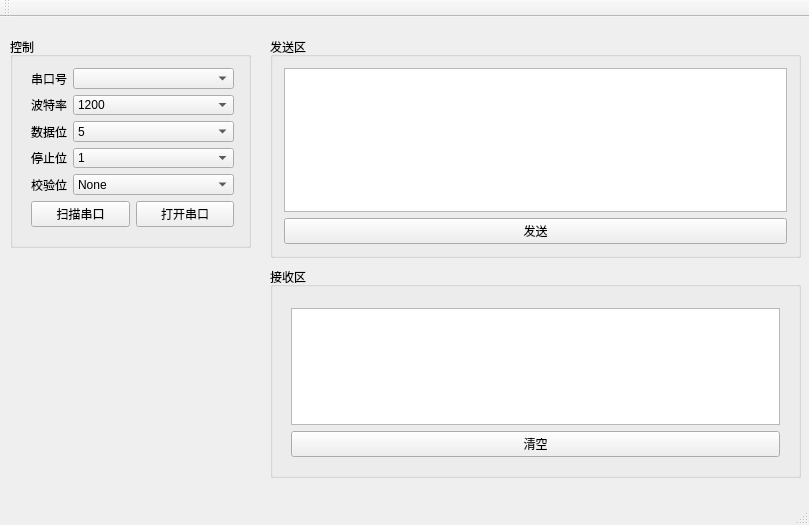
Above: mainwindow.ui from Karybdis/serialport before the change. Below: the same form after it.
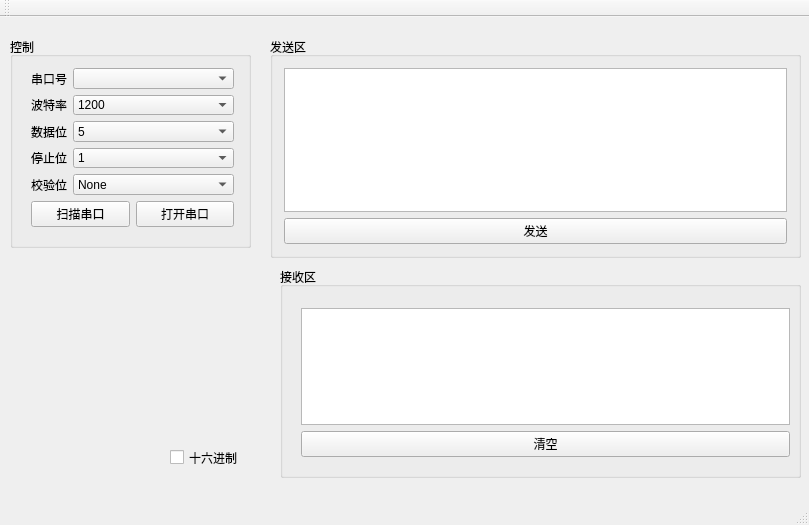
That is the form after the change.

Commit message: somethings are ok

What changed in the file:
```diff
--- a/mainwindow.ui
+++ b/mainwindow.ui
@@ -208,9 +208,9 @@
    <widget class="QGroupBox" name="groupBox_2">
     <property name="geometry">
      <rect>
-      <x>270</x>
+      <x>280</x>
       <y>250</y>
-      <width>531</width>
+      <width>521</width>
       <height>211</height>
      </rect>
     </property>
@@ -271,10 +271,19 @@
     <zorder>textEdit</zorder>
     <zorder>verticalLayoutWidget</zorder>
    </widget>
-   <zorder>groupBox</zorder>
-   <zorder>groupBox_2</zorder>
-   <zorder>groupBox_2</zorder>
-   <zorder>groupBox_3</zorder>
+   <widget class="QCheckBox" name="checkBox_16">
+    <property name="geometry">
+     <rect>
+      <x>170</x>
+      <y>430</y>
+      <width>93</width>
+      <height>21</height>
+     </rect>
+    </property>
+    <property name="text">
+     <string>十六进制</string>
+    </property>
+   </widget>
   </widget>
   <widget class="QMenuBar" name="menuBar">
    <property name="geometry">
```
Left out of the diff: 2 changed lines with no effect on the pictures. The commit also changes 2 other files.
